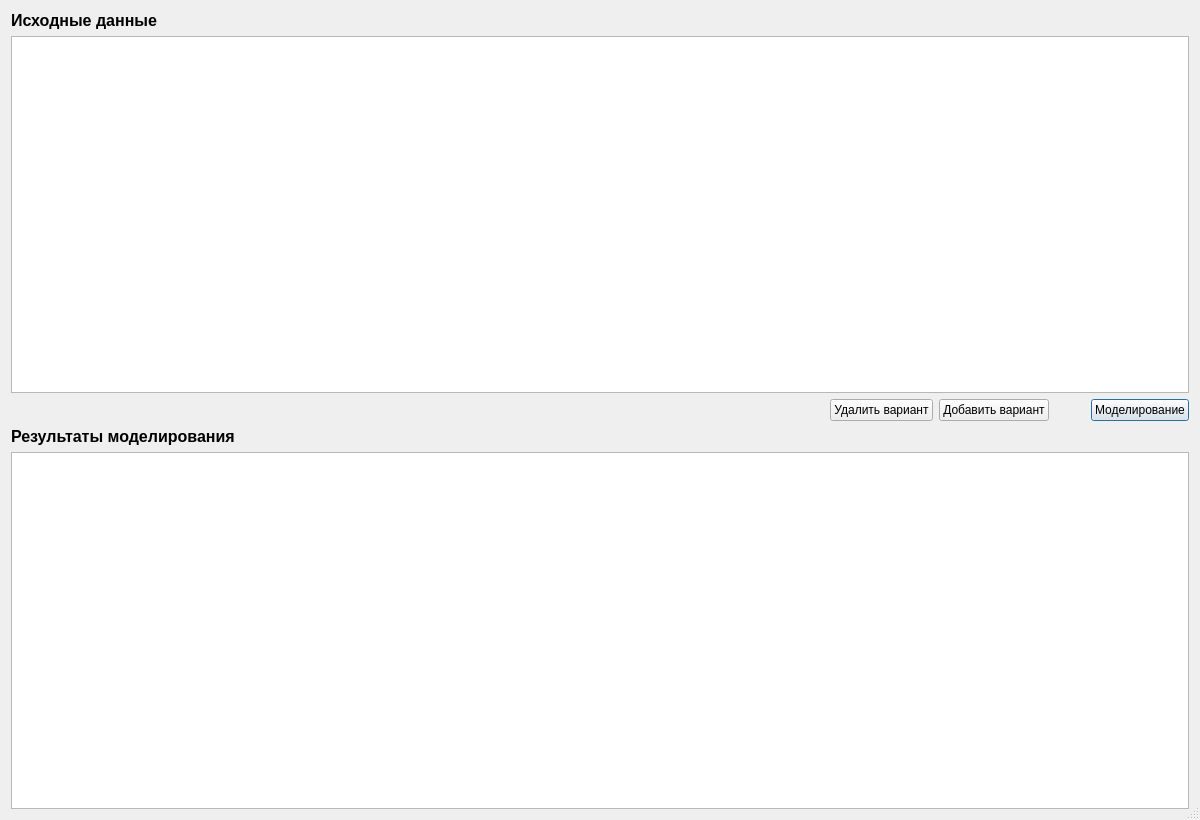
Above: analyticalmodel.ui from vadimlarionov/AnalyticalModel before the change. Below: the same form after it.
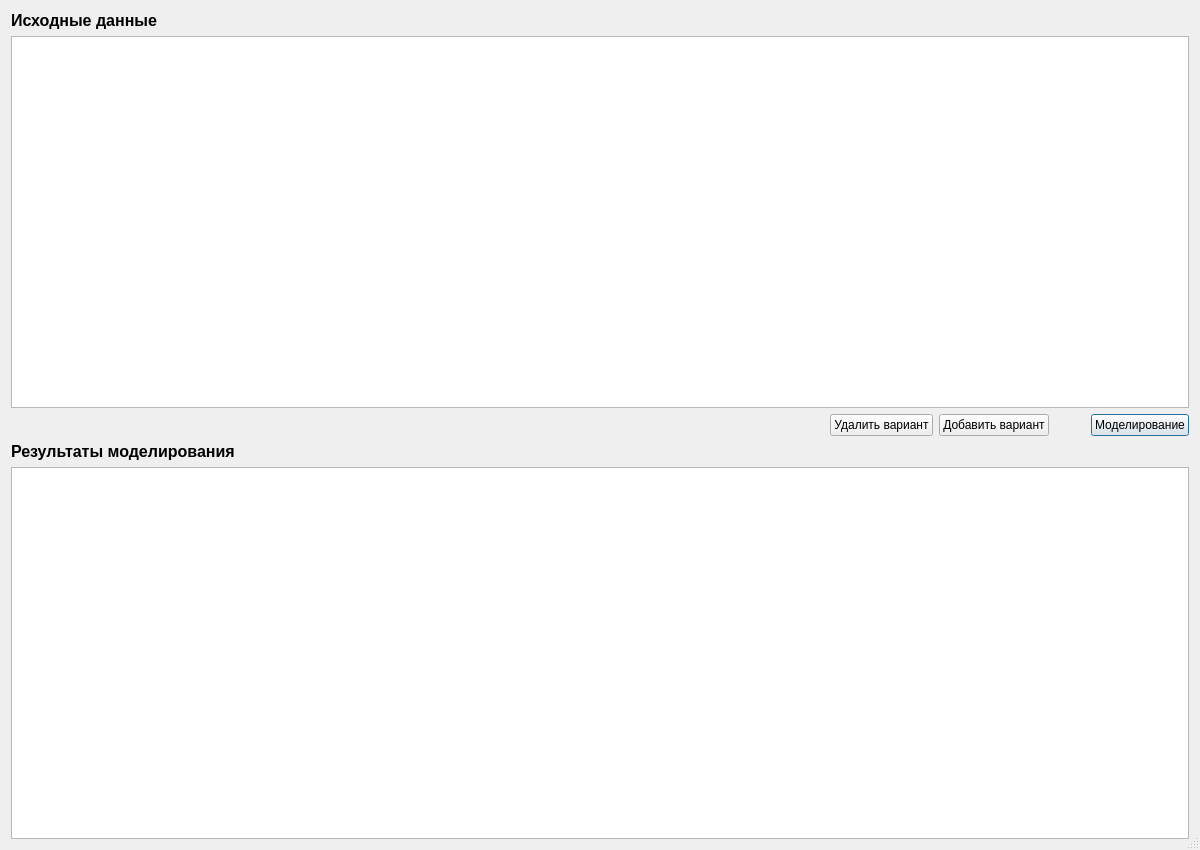
That is the form after the change. Icons and pictures are not drawn.

Commit message: file watcher config; оптимизировал импорты и отформатировал код

What changed in the file:
```diff
--- a/analyticalmodel.ui
+++ b/analyticalmodel.ui
@@ -13,7 +13,7 @@
     <x>0</x>
     <y>0</y>
     <width>1200</width>
-    <height>820</height>
+    <height>850</height>
    </rect>
   </property>
   <property name="windowTitle">
```
The commit also changes 7 other files.
